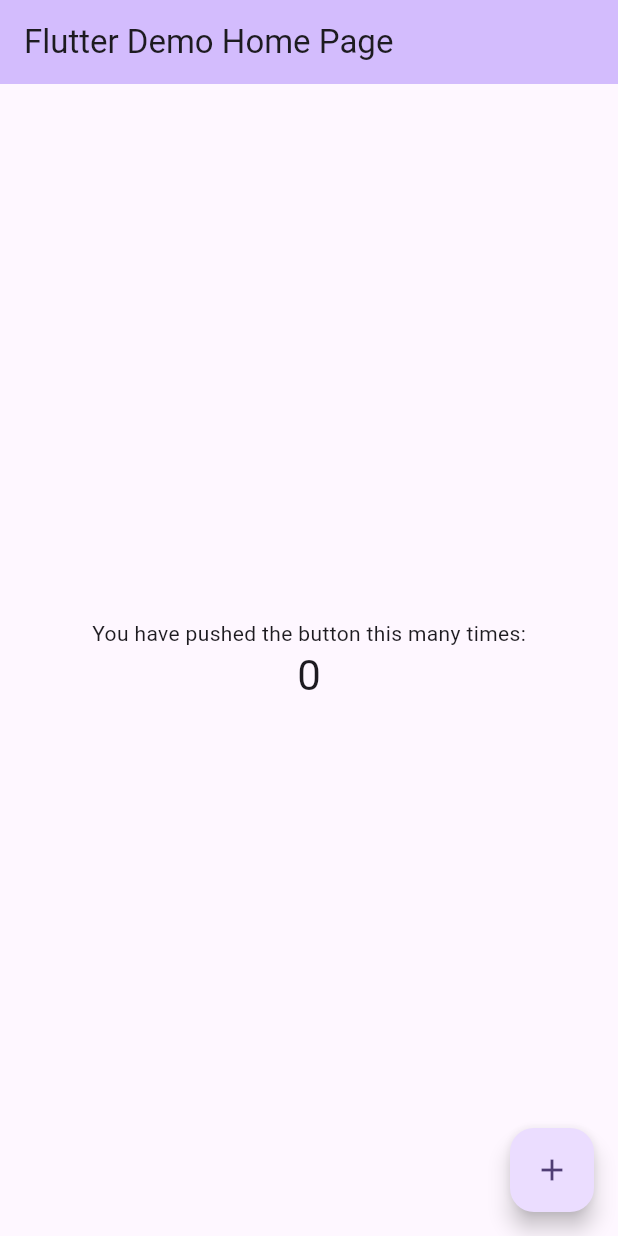
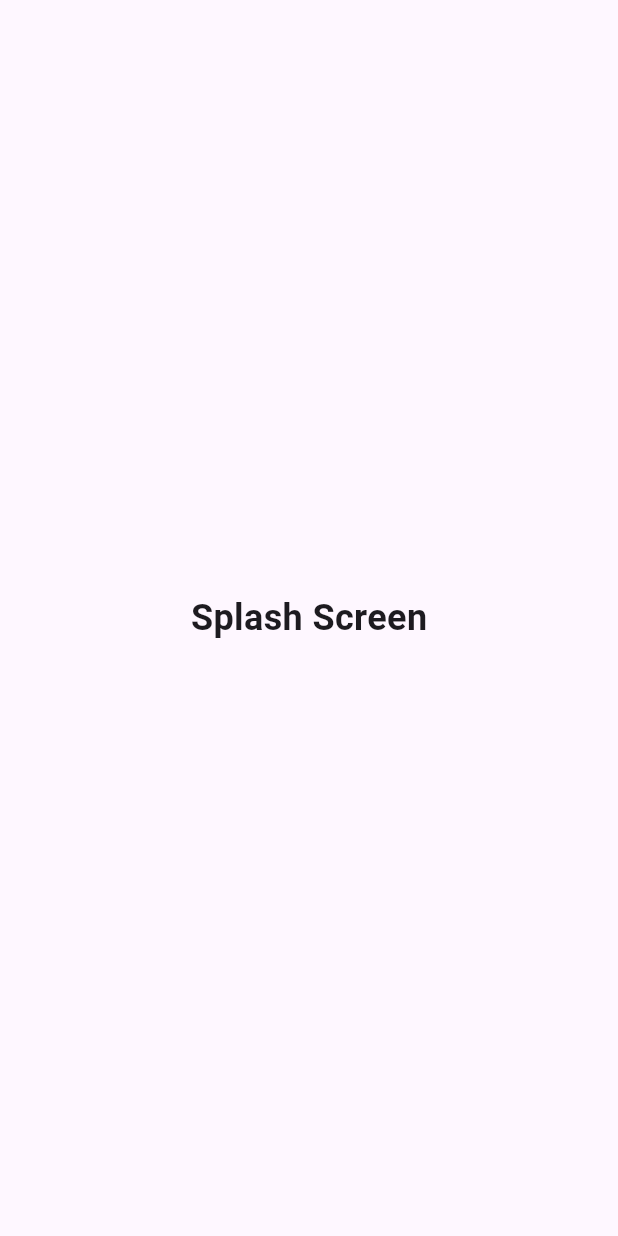
Before and after one commit to Amoako419/Visit_Ghana_Flutter, a Flutter app: the first screen one second after launch, on a phone screen of 412 x 824 dp. Run offline on Flutter 3.47's test engine with Material 3 defaults, Android fonts, the phone set to English and light mode, and no system bars.

Commit message:
Splash screen added

```diff
--- a/visit_ghana/lib/main.dart
+++ b/visit_ghana/lib/main.dart
@@ -1,125 +1,26 @@
 import 'package:flutter/material.dart';
+import 'package:visit_ghana/screens/splash_screen.dart';
 
 void main() {
-  runApp(const MyApp());
+  runApp(const VisitGhana());
 }
 
-class MyApp extends StatelessWidget {
-  const MyApp({super.key});
+class VisitGhana extends StatelessWidget {
+  const VisitGhana({super.key});
 
-  // This widget is the root of your application.
   @override
   Widget build(BuildContext context) {
-    return MaterialApp(
-      title: 'Flutter Demo',
-      theme: ThemeData(
-        // This is the theme of your application.
-        //
-        // TRY THIS: Try running your application with "flutter run". You'll see
-        // the application has a purple toolbar. Then, without quitting the app,
-        // try changing the seedColor in the colorScheme below to Colors.green
-        // and then invoke "hot reload" (save your changes or press the "hot
-        // reload" button in a Flutter-supported IDE, or press "r" if you used
-        // the command line to start the app).
-        //
-        // Notice that the counter didn't reset back to zero; the application
-        // state is not lost during the reload. To reset the state, use hot
-        // restart instead.
-        //
-        // This works for code too, not just values: Most code changes can be
-        // tested with just a hot reload.
-        colorScheme: ColorScheme.fromSeed(seedColor: Colors.deepPurple),
-        useMaterial3: true,
-      ),
-      home: const MyHomePage(title: 'Flutter Demo Home Page'),
+    return   const MaterialApp(
+      title: 'Visit Ghana',
+      // home: Scaffold(
+      //   appBar: AppBar(
+      //     title: const Text('Visit Ghana'),
+      //   ),
+      //   body: const Center(
+      //     child: Text('Welcome to Ghana!'),
+      //   ),
+      // ),
+      home:Splash(),
     );
   }
 }
-
-class MyHomePage extends StatefulWidget {
-  const MyHomePage({super.key, required this.title});
-
-  // This widget is the home page of your application. It is stateful, meaning
-  // that it has a State object (defined below) that contains fields that affect
-  // how it looks.
-
-  // This class is the configuration for the state. It holds the values (in this
-  // case the title) provided by the parent (in this case the App widget) and
-  // used by the build method of the State. Fields in a Widget subclass are
-  // always marked "final".
-
-  final String title;
-
-  @override
-  State<MyHomePage> createState() => _MyHomePageState();
-}
-
-class _MyHomePageState extends State<MyHomePage> {
-  int _counter = 0;
-
-  void _incrementCounter() {
-    setState(() {
-      // This call to setState tells the Flutter framework that something has
-      // changed in this State, which causes it to rerun the build method below
-      // so that the display can reflect the updated values. If we changed
-      // _counter without calling setState(), then the build method would not be
-      // called again, and so nothing would appear to happen.
-      _counter++;
-    });
-  }
-
-  @override
-  Widget build(BuildContext context) {
-    // This method is rerun every time setState is called, for instance as done
-    // by the _incrementCounter method above.
-    //
-    // The Flutter framework has been optimized to make rerunning build methods
-    // fast, so that you can just rebuild anything that needs updating rather
-    // than having to individually change instances of widgets.
-    return Scaffold(
-      appBar: AppBar(
-        // TRY THIS: Try changing the color here to a specific color (to
-        // Colors.amber, perhaps?) and trigger a hot reload to see the AppBar
-        // change color while the other colors stay the same.
-        backgroundColor: Theme.of(context).colorScheme.inversePrimary,
-        // Here we take the value from the MyHomePage object that was created by
-        // the App.build method, and use it to set our appbar title.
-        title: Text(widget.title),
-      ),
-      body: Center(
-        // Center is a layout widget. It takes a single child and positions it
-        // in the middle of the parent.
-        child: Column(
-          // Column is also a layout widget. It takes a list of children and
-          // arranges them vertically. By default, it sizes itself to fit its
-          // children horizontally, and tries to be as tall as its parent.
-          //
-          // Column has various properties to control how it sizes itself and
-          // how it positions its children. Here we use mainAxisAlignment to
-          // center the children vertically; the main axis here is the vertical
-          // axis because Columns are vertical (the cross axis would be
-          // horizontal).
-          //
-          // TRY THIS: Invoke "debug painting" (choose the "Toggle Debug Paint"
-          // action in the IDE, or press "p" in the console), to see the
-          // wireframe for each widget.
-          mainAxisAlignment: MainAxisAlignment.center,
-          children: <Widget>[
-            const Text(
-              'You have pushed the button this many times:',
-            ),
-            Text(
-              '$_counter',
-              style: Theme.of(context).textTheme.headlineMedium,
-            ),
-          ],
-        ),
-      ),
-      floatingActionButton: FloatingActionButton(
-        onPressed: _incrementCounter,
-        tooltip: 'Increment',
-        child: const Icon(Icons.add),
-      ), // This trailing comma makes auto-formatting nicer for build methods.
-    );
-  }
-}
--- /dev/null
+++ b/visit_ghana/lib/screens/home_screen.dart
@@ -0,0 +1,23 @@
+import 'package:flutter/material.dart';
+
+void main() {
+  runApp(const MyApp());
+}
+
+class MyApp extends StatelessWidget {
+  const MyApp({super.key});
+
+  @override
+  Widget build(BuildContext context) {
+    return MaterialApp(
+      home: Scaffold(
+        appBar: AppBar(
+          title: const Text('My App'),
+        ),
+        body: const Center(
+          child: Text('Hello World!'),
+        ),
+      ),
+    );
+  }
+}
--- /dev/null
+++ b/visit_ghana/lib/screens/splash_screen.dart
@@ -0,0 +1,35 @@
+import 'package:flutter/material.dart';
+// import 'package:visit_ghana/main.dart';
+import 'package:visit_ghana/screens/home_screen.dart';
+
+class Splash extends StatefulWidget{
+  const Splash({super.key});
+
+  @override
+  State<Splash> createState() => _SplashState();
+}
+
+class _SplashState extends State<Splash> {
+  @override
+  void initState(){
+    super.initState();
+    _navigatetohome();
+  }
+
+
+  _navigatetohome()async{
+    await Future.delayed(const Duration(milliseconds: 2000), () {} );
+    Navigator.pushReplacement(context, MaterialPageRoute(builder: (context)=>const MyApp()),);
+  }
+
+  @override
+  Widget build(BuildContext context) {
+    return Scaffold(
+      body: Center(
+        child: Container(
+          child: const Text("Splash Screen",style: TextStyle(fontSize: 24.0,fontWeight: FontWeight.bold ),),
+        ),
+      ),
+    );
+  }
+}
--- a/visit_ghana/pubspec.yaml
+++ b/visit_ghana/pubspec.yaml
@@ -30,6 +30,9 @@ environment:
 dependencies:
   flutter:
     sdk: flutter
+  webview_flutter: ^4.7.0
+  smooth_page_indicator: ^1.1.0
+  animated_splash_screen: ^1.3.0
 
 
   # The following adds the Cupertino Icons font to your application.
@@ -45,7 +48,7 @@ dev_dependencies:
   # activated in the `analysis_options.yaml` file located at the root of your
   # package. See that file for information about deactivating specific lint
   # rules and activating additional ones.
-  flutter_lints: ^2.0.0
+  flutter_lints: ^3.0.1
 
 # For information on the generic Dart part of this file, see the
 # following page: https://dart.dev/tools/pub/pubspec
```
Also changed, not shown: visit_ghana/lib/screens/login_screen.dart (added), visit_ghana/lib/screens/profile_screen.dart (added), visit_ghana/pubspec.lock, 7 other files.
